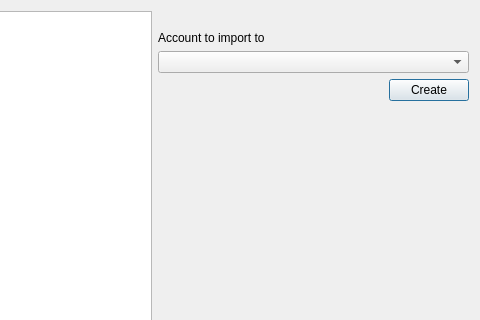
First picture: the form in kmymoney/dialogs/kaccountselectdlgdecl.ui, repository KDE/kmymoney, before the edit; both pictures show x 171 to 651 and y 0 to 320 of the 651 by 434 pixel window.
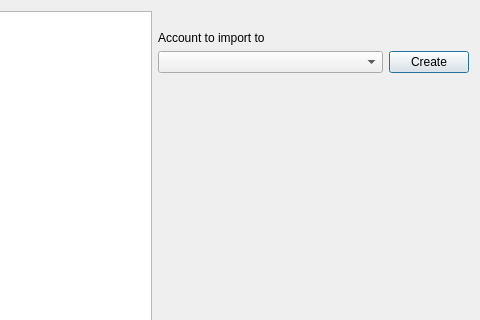
Second picture: the form after the edit. Custom widgets are drawn as their Qt base class.

Commit message:
Improve the import account selection dialog.
Move the 'Create' button to the left of the account selector combo so
that it's visible even when the completer is open.

Diff of the .ui file:
```diff
--- a/kmymoney/dialogs/kaccountselectdlgdecl.ui
+++ b/kmymoney/dialogs/kaccountselectdlgdecl.ui
@@ -45,14 +45,14 @@
       <layout class="QVBoxLayout">
        <item>
         <layout class="QGridLayout">
-         <item row="3" column="1">
+         <item row="2" column="1">
           <widget class="KPushButton" name="m_createButton">
            <property name="text">
             <string>Create</string>
            </property>
           </widget>
          </item>
-         <item row="2" column="0" colspan="2">
+         <item row="2" column="0">
           <widget class="KMyMoneyCategory" name="m_accountSelector"/>
          </item>
          <item row="3" column="0">
```
